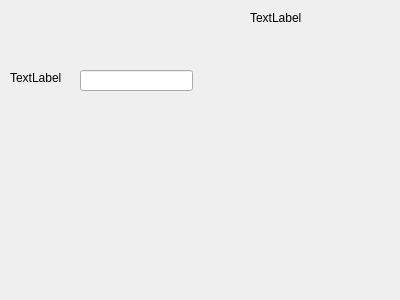
Qt form UI/CharGen.ui (boxboy523/NewGame) before a commit.
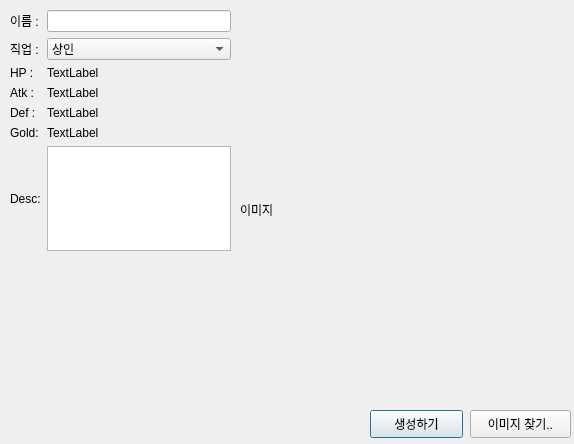
The same form after that commit.

Diff of the .ui file:
```diff
--- a/UI/CharGen.ui
+++ b/UI/CharGen.ui
@@ -6,48 +6,170 @@
    <rect>
     <x>0</x>
     <y>0</y>
-    <width>400</width>
-    <height>300</height>
+    <width>574</width>
+    <height>444</height>
    </rect>
   </property>
   <property name="windowTitle">
    <string>Dialog</string>
   </property>
-  <widget class="QLabel" name="label">
+  <widget class="QLabel" name="label_img">
+   <property name="geometry">
+    <rect>
+     <x>240</x>
+     <y>10</y>
+     <width>300</width>
+     <height>400</height>
+    </rect>
+   </property>
+   <property name="text">
+    <string>이미지</string>
+   </property>
+  </widget>
+  <widget class="QPushButton" name="pushButton">
+   <property name="geometry">
+    <rect>
+     <x>370</x>
+     <y>410</y>
+     <width>93</width>
+     <height>28</height>
+    </rect>
+   </property>
+   <property name="text">
+    <string>생성하기</string>
+   </property>
+  </widget>
+  <widget class="QPushButton" name="btn_findimg">
+   <property name="geometry">
+    <rect>
+     <x>470</x>
+     <y>410</y>
+     <width>101</width>
+     <height>28</height>
+    </rect>
+   </property>
+   <property name="text">
+    <string>이미지 찾기..</string>
+   </property>
+  </widget>
+  <widget class="QWidget" name="gridLayoutWidget">
    <property name="geometry">
     <rect>
      <x>10</x>
-     <y>70</y>
-     <width>64</width>
-     <height>15</height>
-    </rect>
-   </property>
-   <property name="text">
-    <string>TextLabel</string>
-   </property>
-  </widget>
-  <widget class="QLineEdit" name="lineEdit">
-   <property name="geometry">
-    <rect>
-     <x>80</x>
-     <y>70</y>
-     <width>113</width>
-     <height>21</height>
-    </rect>
-   </property>
-  </widget>
-  <widget class="QLabel" name="label_2">
-   <property name="geometry">
-    <rect>
-     <x>250</x>
      <y>10</y>
-     <width>64</width>
-     <height>15</height>
+     <width>221</width>
+     <height>241</height>
     </rect>
    </property>
-   <property name="text">
-    <string>TextLabel</string>
-   </property>
+   <layout class="QGridLayout" name="gridLayout">
+    <item row="3" column="0">
+     <widget class="QLabel" name="label_atk">
+      <property name="text">
+       <string>Atk :</string>
+      </property>
+     </widget>
+    </item>
+    <item row="4" column="0">
+     <widget class="QLabel" name="label_def">
+      <property name="text">
+       <string>Def :</string>
+      </property>
+     </widget>
+    </item>
+    <item row="0" column="0">
+     <widget class="QLabel" name="label_name">
+      <property name="text">
+       <string>이름 :</string>
+      </property>
+     </widget>
+    </item>
+    <item row="4" column="1">
+     <widget class="QLabel" name="text_def">
+      <property name="text">
+       <string>TextLabel</string>
+      </property>
+     </widget>
+    </item>
+    <item row="1" column="0">
+     <widget class="QLabel" name="label_class">
+      <property name="text">
+       <string>직업 :</string>
+      </property>
+     </widget>
+    </item>
+    <item row="0" column="1">
+     <widget class="QLineEdit" name="lineEdit"/>
+    </item>
+    <item row="1" column="1">
+     <widget class="QComboBox" name="comboBox_class">
+      <item>
+       <property name="text">
+        <string>상인</string>
+       </property>
+      </item>
+      <item>
+       <property name="text">
+        <string>사냥꾼</string>
+       </property>
+      </item>
+      <item>
+       <property name="text">
+        <string>군인</string>
+       </property>
+      </item>
+      <item>
+       <property name="text">
+        <string>농부</string>
+       </property>
+      </item>
+     </widget>
+    </item>
+    <item row="2" column="1">
+     <widget class="QLabel" name="text_hp">
+      <property name="text">
+       <string>TextLabel</string>
+      </property>
+     </widget>
+    </item>
+    <item row="2" column="0">
+     <widget class="QLabel" name="label_hp">
+      <property name="text">
+       <string>HP :</string>
+      </property>
+     </widget>
+    </item>
+    <item row="3" column="1">
+     <widget class="QLabel" name="text_atk">
+      <property name="text">
+       <string>TextLabel</string>
+      </property>
+     </widget>
+    </item>
+    <item row="6" column="1">
+     <widget class="QTextBrowser" name="textBrowser_desc"/>
+    </item>
+    <item row="6" column="0">
+     <widget class="QLabel" name="label_desc">
+      <property name="text">
+       <string>Desc:</string>
+      </property>
+     </widget>
+    </item>
+    <item row="5" column="0">
+     <widget class="QLabel" name="label_gold">
+      <property name="text">
+       <string>Gold:</string>
+      </property>
+     </widget>
+    </item>
+    <item row="5" column="1">
+     <widget class="QLabel" name="text_gold">
+      <property name="text">
+       <string>TextLabel</string>
+      </property>
+     </widget>
+    </item>
+   </layout>
   </widget>
  </widget>
  <resources/>
```
